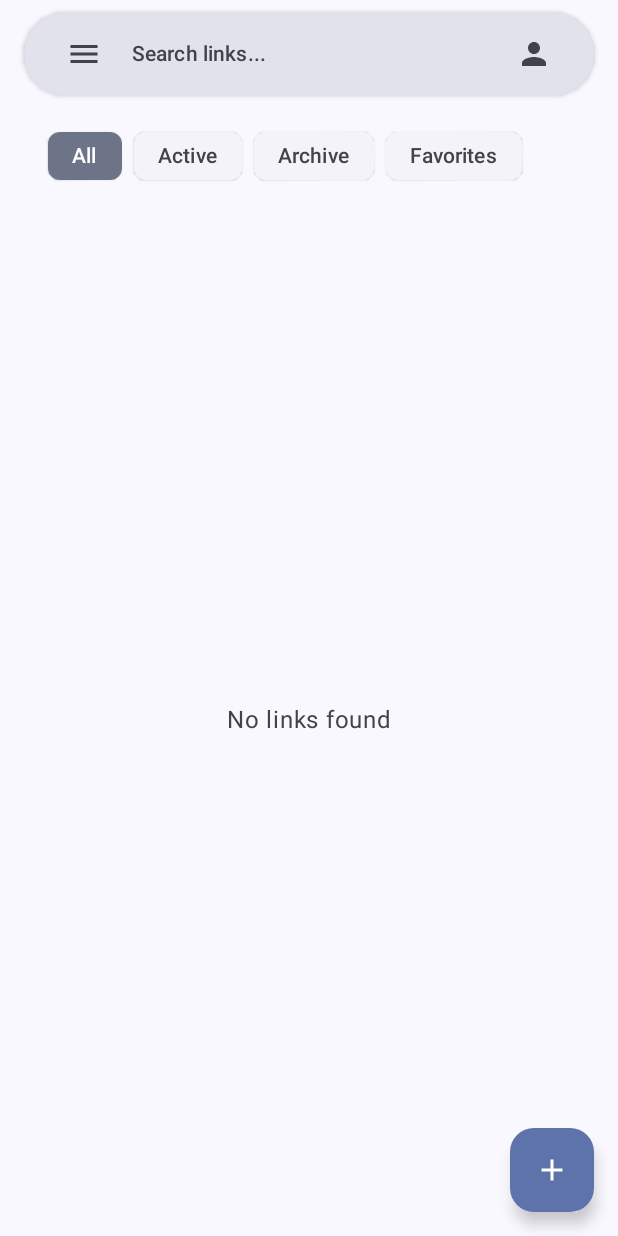
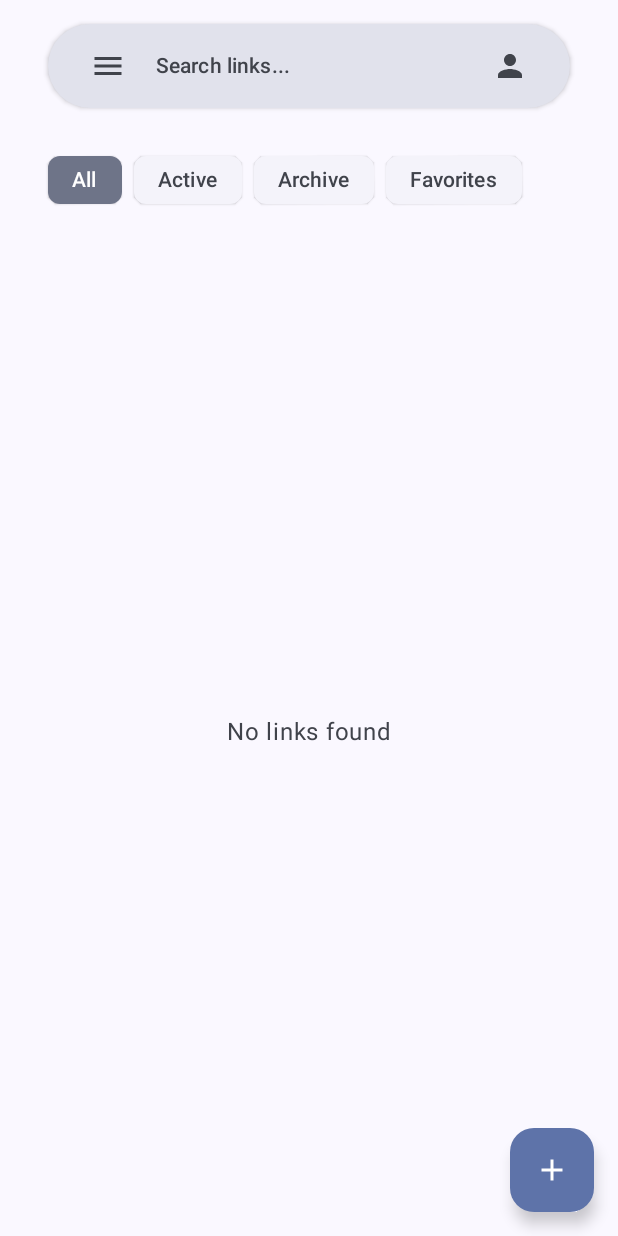
Before and after one commit to Vainyala17/linkstack, an Android app built with Jetpack Compose: the screen it shows after launch (MainActivity), on a phone screen of 412 x 824 dp. Run offline under Robolectric (Android 15) with nearby library versions, the phone set to English and light mode, and no system bars; our stand-ins replace Dagger/Hilt's generated code, Room's generated code.

Commit message:
Fix search padding

```diff
--- a/app/src/main/java/com/hp77/linkstash/presentation/home/HomeScreen.kt
+++ b/app/src/main/java/com/hp77/linkstash/presentation/home/HomeScreen.kt
@@ -112,7 +112,10 @@ fun HomeScreen(
         } else {
             Column(
                 modifier = Modifier
-                    .padding(paddingValues)
+                    .padding(
+                        top = paddingValues.calculateTopPadding(),
+                        bottom = paddingValues.calculateBottomPadding()
+                    )
             ) {
                 SearchBar(
                     query = state.searchQuery,
@@ -120,7 +123,8 @@ fun HomeScreen(
                     readOnly = true,
                     onMenuClick = { viewModel.onEvent(HomeScreenEvent.OnMenuClick) },
                     onProfileClick = { viewModel.onEvent(HomeScreenEvent.OnProfileClick) },
-                    onClick = onNavigateToSearch
+                    onClick = onNavigateToSearch,
+                    modifier = Modifier.padding(horizontal = 16.dp, vertical = 8.dp)
                 )
 
                 Spacer(modifier = Modifier.height(8.dp))
```
